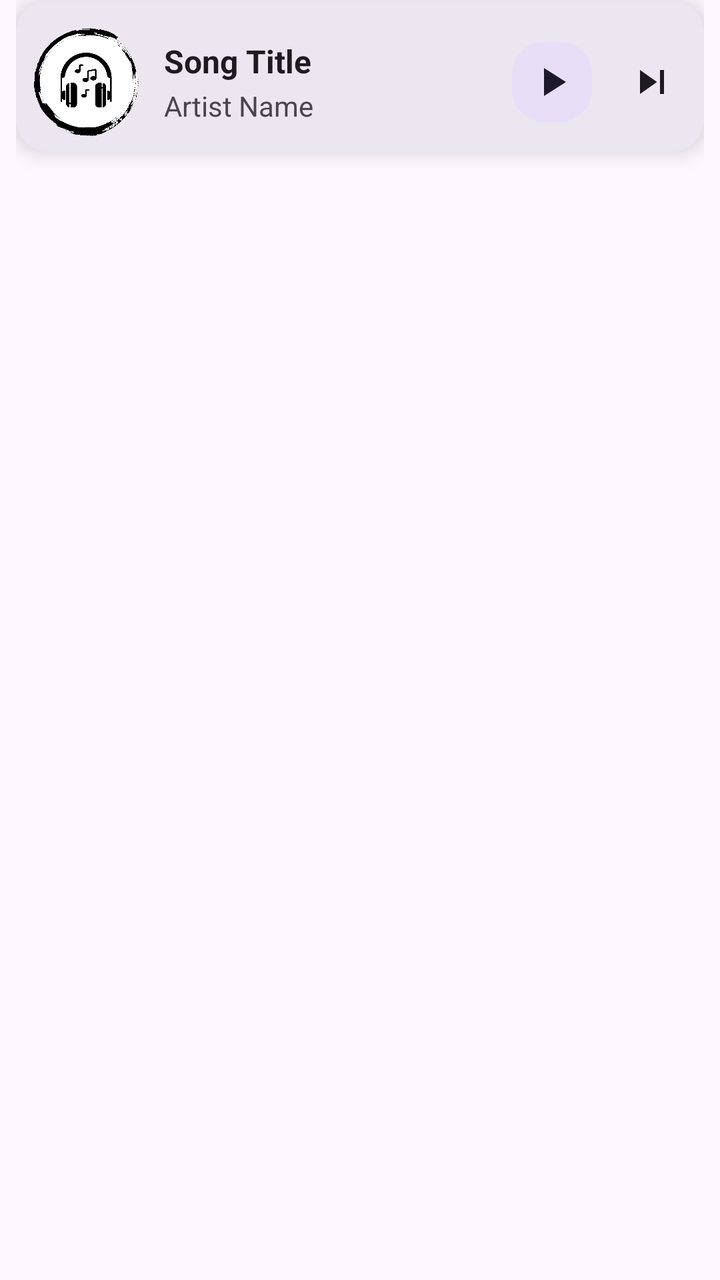
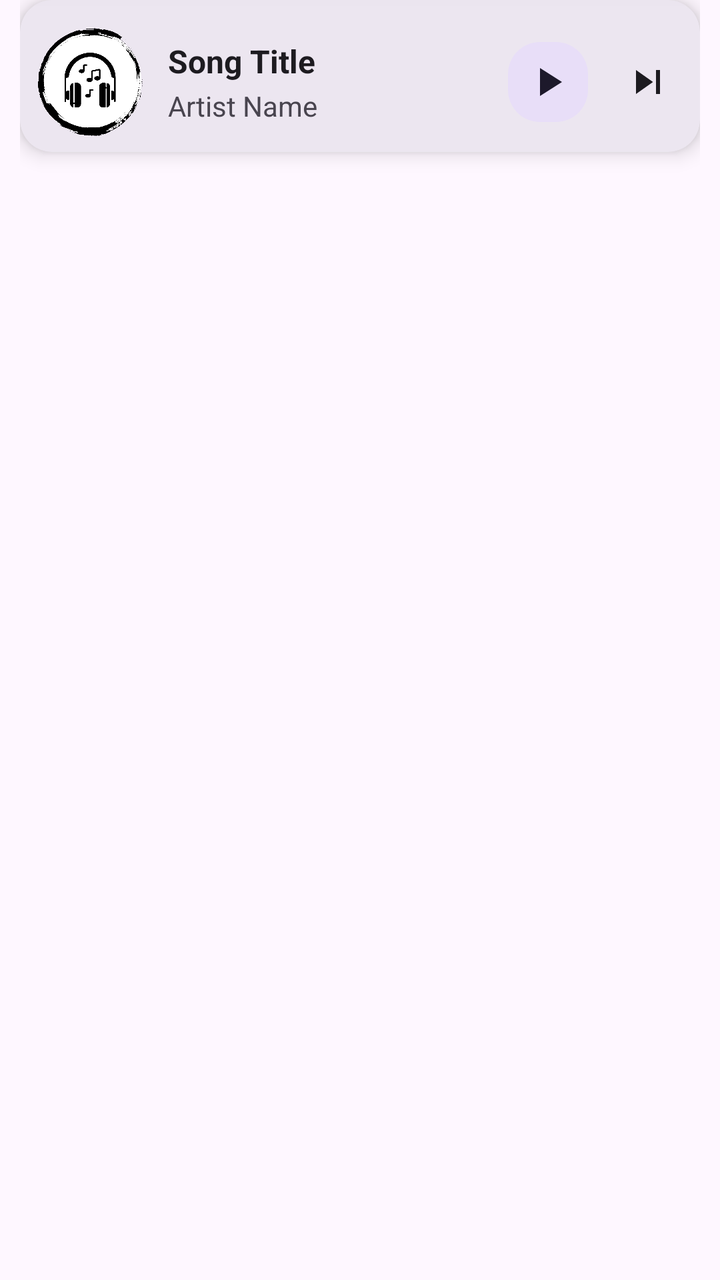

Compare the two renders of this Android layout. The source of the first and the diff that turns it into the second are given below.
<!-- AndroidManifest.xml: application theme Theme.OneTheme -->
<!-- res/layout/fragment_now_player_bottom.xml -->
<?xml version="1.0" encoding="utf-8"?>
<FrameLayout android:layout_width="match_parent"
    android:layout_height="wrap_content"
    xmlns:app="http://schemas.android.com/apk/res-auto"
    android:paddingStart="8dp"
    android:paddingEnd="8dp"
    android:paddingBottom="8dp"
    xmlns:android="http://schemas.android.com/apk/res/android">

    <com.google.android.material.card.MaterialCardView
        android:id="@+id/cardBottomPlayer"
        android:layout_width="match_parent"
        android:layout_height="wrap_content"
        app:cardCornerRadius="16dp"
        app:cardElevation="6dp"
        app:cardBackgroundColor="?attr/colorSurfaceContainerHigh"
        app:strokeWidth="0dp">

        <androidx.constraintlayout.widget.ConstraintLayout
            android:layout_width="match_parent"
            android:layout_height="wrap_content">

            
            <ProgressBar
                android:id="@+id/miniProgressBar"
                style="?android:attr/progressBarStyleHorizontal"
                android:layout_width="0dp"
                android:layout_height="3dp"
                android:max="100"
                android:progress="0"
                android:progressTint="?attr/colorPrimary"
                android:progressBackgroundTint="?attr/colorSurfaceVariant"
                app:layout_constraintEnd_toEndOf="parent"
                app:layout_constraintStart_toStartOf="parent"
                app:layout_constraintTop_toTopOf="parent" />

            <com.google.android.material.imageview.ShapeableImageView
                android:id="@+id/albumArt"
                android:layout_width="54dp"
                android:layout_height="54dp"
                android:layout_marginStart="8dp"
                android:layout_marginTop="11dp"
                android:layout_marginBottom="8dp"
                android:scaleType="centerCrop"
                android:src="@drawable/logo"
                app:layout_constraintBottom_toBottomOf="parent"
                app:layout_constraintStart_toStartOf="parent"
                app:layout_constraintTop_toBottomOf="@+id/miniProgressBar"
                app:shapeAppearanceOverlay="@style/ShapeAppearance.App.CircleImage" />

            <TextView
                android:id="@+id/name"
                android:layout_width="0dp"
                android:layout_height="wrap_content"
                android:layout_marginStart="12dp"
                android:layout_marginEnd="12dp"
                android:ellipsize="end"
                android:maxLines="1"
                android:text="Song Title"
                android:textColor="?attr/colorOnSurface"
                android:textSize="16sp"
                android:textStyle="bold"
                app:layout_constraintBottom_toTopOf="@+id/artist"
                app:layout_constraintEnd_toStartOf="@+id/playPauseBtn"
                app:layout_constraintStart_toEndOf="@+id/albumArt"
                app:layout_constraintTop_toTopOf="@+id/albumArt"
                app:layout_constraintVertical_chainStyle="packed" />

            <TextView
                android:id="@+id/artist"
                android:layout_width="0dp"
                android:layout_height="wrap_content"
                android:layout_marginStart="12dp"
                android:layout_marginEnd="12dp"
                android:layout_marginTop="2dp"
                android:ellipsize="end"
                android:maxLines="1"
                android:text="Artist Name"
                android:textColor="?attr/colorOnSurfaceVariant"
                android:textSize="14sp"
                app:layout_constraintBottom_toBottomOf="@+id/albumArt"
                app:layout_constraintEnd_toStartOf="@+id/playPauseBtn"
                app:layout_constraintStart_toEndOf="@+id/albumArt"
                app:layout_constraintTop_toBottomOf="@+id/name" />

            <com.google.android.material.floatingactionbutton.FloatingActionButton
                android:id="@+id/playPauseBtn"
                android:layout_width="wrap_content"
                android:layout_height="wrap_content"
                android:layout_marginEnd="8dp"
                android:contentDescription="Play or Pause"
                android:src="@drawable/ic_play"
                app:fabCustomSize="40dp"
                app:maxImageSize="24dp"
                app:backgroundTint="?attr/colorSecondaryContainer"
                app:tint="?attr/colorOnSecondaryContainer"
                app:elevation="0dp"
                app:layout_constraintBottom_toBottomOf="@+id/albumArt"
                app:layout_constraintEnd_toStartOf="@+id/nextBtn"
                app:layout_constraintTop_toTopOf="@+id/albumArt" />

            <ImageView
                android:id="@+id/nextBtn"
                android:layout_width="36dp"
                android:layout_height="36dp"
                android:layout_marginEnd="8dp"
                android:background="?attr/selectableItemBackgroundBorderless"
                android:clickable="true"
                android:focusable="true"
                android:padding="6dp"
                android:contentDescription="Next Song"
                android:src="@drawable/ic_skip_next"
                app:tint="?attr/colorOnSurface"
                app:layout_constraintBottom_toBottomOf="@+id/albumArt"
                app:layout_constraintEnd_toEndOf="parent"
                app:layout_constraintTop_toTopOf="@+id/albumArt" />

        </androidx.constraintlayout.widget.ConstraintLayout>

    </com.google.android.material.card.MaterialCardView>

</FrameLayout>
<!-- resources referenced by this layout -->
<resources>
  <!-- drawable ic_play (drawable) -->
  <vector xmlns:android="http://schemas.android.com/apk/res/android"
      android:width="24dp"
      android:height="24dp"
      android:viewportWidth="24"
      android:viewportHeight="24"
      android:tint="?attr/colorControlNormal">
    <path
        android:fillColor="@android:color/white"
        android:pathData="M8,5v14l11,-7z"/>
  </vector>
  <!-- drawable ic_skip_next (drawable) -->
  <vector xmlns:android="http://schemas.android.com/apk/res/android"
      android:width="24dp"
      android:height="24dp"
      android:viewportWidth="24"
      android:viewportHeight="24">
      <path
          android:fillColor="@color/white"
          android:pathData="M6,18l8.5,-6L6,6v12zM16,6v12h2V6h-2z" />
  </vector>
  <!-- drawable logo: png bitmap (drawable, 176856 bytes) -->
  <style name="ShapeAppearance.App.CircleImage" parent="">
          <item name="cornerSize">8dp</item>
      </style>
  <style name="Theme.OneTheme" parent="Base.Theme.OneTheme" />
  <color name="white">#ffffff</color>
  <style name="Base.Theme.OneTheme" parent="Theme.Material3.DayNight">
          
          
          <item name="colorPrimary">@color/colorPrimary</item>
          <item name="colorPrimaryDark">@color/basic_2</item>
          <item name="colorAccent">@color/basic_2</item>
          <item name="color">@color/white</item>
          <item name="background">@color/basic_2</item>
          <item name="tickColor">@color/basic_2</item>
          <item name="trackColor">@color/basic_2</item>
          <item name="colorOnBackground">@color/white</item>
          <item name="colorError">@color/dark</item>
          <item name="colorOnError">@color/basic_2</item>
      </style>
  <color name="colorPrimary">#fff</color>
      //Needed
  <color name="basic_2">#3c415e</color>
  <color name="dark">#000000</color>
</resources>

<!-- the commit's change to res/layout/fragment_now_player_bottom.xml (unified diff, before → after) -->
@@ -1,20 +1,20 @@
 <?xml version="1.0" encoding="utf-8"?>
-<FrameLayout android:layout_width="match_parent"
+<FrameLayout xmlns:android="http://schemas.android.com/apk/res/android"
+    xmlns:app="http://schemas.android.com/apk/res-auto"
+    android:layout_width="match_parent"
     android:layout_height="wrap_content"
-    xmlns:app="http://schemas.android.com/apk/res-auto"
-    android:paddingStart="8dp"
-    android:paddingEnd="8dp"
-    android:paddingBottom="8dp"
-    xmlns:android="http://schemas.android.com/apk/res/android">
+    android:paddingStart="10sp"
+    android:paddingEnd="10sp"
+    android:paddingBottom="10sp">
 
     <com.google.android.material.card.MaterialCardView
         android:id="@+id/cardBottomPlayer"
         android:layout_width="match_parent"
         android:layout_height="wrap_content"
-        app:cardCornerRadius="16dp"
-        app:cardElevation="6dp"
         app:cardBackgroundColor="?attr/colorSurfaceContainerHigh"
-        app:strokeWidth="0dp">
+        app:cardCornerRadius="16sp"
+        app:cardElevation="6sp"
+        app:strokeWidth="0sp">
 
         <androidx.constraintlayout.widget.ConstraintLayout
             android:layout_width="match_parent"
@@ -28,8 +28,8 @@
                 android:layout_height="3dp"
                 android:max="100"
                 android:progress="0"
+                android:progressBackgroundTint="?attr/colorSurfaceVariant"
                 android:progressTint="?attr/colorPrimary"
-                android:progressBackgroundTint="?attr/colorSurfaceVariant"
                 app:layout_constraintEnd_toEndOf="parent"
                 app:layout_constraintStart_toStartOf="parent"
                 app:layout_constraintTop_toTopOf="parent" />
@@ -56,7 +56,7 @@
                 android:layout_marginEnd="12dp"
                 android:ellipsize="end"
                 android:maxLines="1"
-                android:text="Song Title"
+                android:text="@string/song_title"
                 android:textColor="?attr/colorOnSurface"
                 android:textSize="16sp"
                 android:textStyle="bold"
@@ -71,11 +71,11 @@
                 android:layout_width="0dp"
                 android:layout_height="wrap_content"
                 android:layout_marginStart="12dp"
+                android:layout_marginTop="2dp"
                 android:layout_marginEnd="12dp"
-                android:layout_marginTop="2dp"
                 android:ellipsize="end"
                 android:maxLines="1"
-                android:text="Artist Name"
+                android:text="@string/artist_name"
                 android:textColor="?attr/colorOnSurfaceVariant"
                 android:textSize="14sp"
                 app:layout_constraintBottom_toBottomOf="@+id/albumArt"
@@ -88,16 +88,16 @@
                 android:layout_width="wrap_content"
                 android:layout_height="wrap_content"
                 android:layout_marginEnd="8dp"
-                android:contentDescription="Play or Pause"
+                android:contentDescription="@string/play_or_pause"
                 android:src="@drawable/ic_play"
+                app:backgroundTint="?attr/colorSecondaryContainer"
+                app:elevation="0dp"
                 app:fabCustomSize="40dp"
-                app:maxImageSize="24dp"
-                app:backgroundTint="?attr/colorSecondaryContainer"
-                app:tint="?attr/colorOnSecondaryContainer"
-                app:elevation="0dp"
                 app:layout_constraintBottom_toBottomOf="@+id/albumArt"
                 app:layout_constraintEnd_toStartOf="@+id/nextBtn"
-                app:layout_constraintTop_toTopOf="@+id/albumArt" />
+                app:layout_constraintTop_toTopOf="@+id/albumArt"
+                app:maxImageSize="24dp"
+                app:tint="?attr/colorOnSecondaryContainer" />
 
             <ImageView
                 android:id="@+id/nextBtn"
@@ -106,14 +106,14 @@
                 android:layout_marginEnd="8dp"
                 android:background="?attr/selectableItemBackgroundBorderless"
                 android:clickable="true"
+                android:contentDescription="@string/next_song"
                 android:focusable="true"
                 android:padding="6dp"
-                android:contentDescription="Next Song"
                 android:src="@drawable/ic_skip_next"
-                app:tint="?attr/colorOnSurface"
                 app:layout_constraintBottom_toBottomOf="@+id/albumArt"
                 app:layout_constraintEnd_toEndOf="parent"
-                app:layout_constraintTop_toTopOf="@+id/albumArt" />
+                app:layout_constraintTop_toTopOf="@+id/albumArt"
+                app:tint="?attr/colorOnSurface" />
 
         </androidx.constraintlayout.widget.ConstraintLayout>
 
<!-- resource entries referenced after the edit -->
@@ -22,6 +22,10 @@
           android:pathData="M6,18l8.5,-6L6,6v12zM16,6v12h2V6h-2z" />
   </vector>
   <!-- drawable logo: png bitmap (drawable, 176856 bytes) -->
+  <string name="artist_name">Artist Name</string>
+  <string name="next_song">Next Song</string>
+  <string name="play_or_pause">Play or Pause</string>
+  <string name="song_title">Song Title</string>
   <style name="ShapeAppearance.App.CircleImage" parent="">
           <item name="cornerSize">8dp</item>
       </style>
